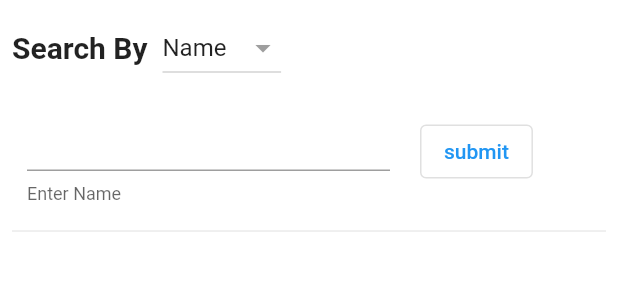
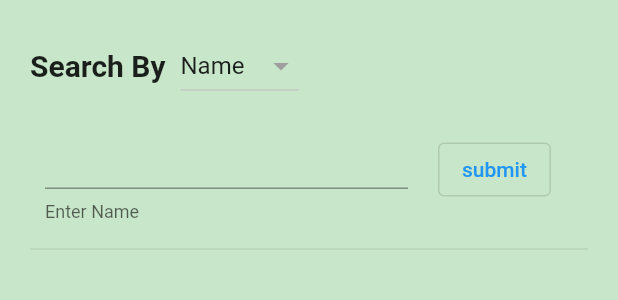
Before and after one commit to gaurav1903/PlacementCell, a Flutter app: the SearchPage widget shown alone on an empty page, opened directly, on a phone screen of 412 x 824 dp. Shown: the top 300 px of the screen. Run offline on Flutter 3.47's test engine with Material 2 defaults, Android fonts, the light colour scheme and no system bars; our stand-ins replace cloud_firestore, file_picker, firebase_auth, firebase_core, firebase_storage, image_picker and 1 more; missing offline and left inert: email_auth, syncfusion_flutter_pdf, syncfusion_flutter_pdfviewer; accounts and stored records are empty; network calls fail.

Commit message:
corrected single user page + changes in search page for officials

```diff
--- a/lib/screens/SearchPage.dart
+++ b/lib/screens/SearchPage.dart
@@ -66,6 +66,27 @@ class _SearchPageState extends State<SearchPage> {
           Userdata.setpartialdata(temp);
           data = Userdata.l;
         });
+      else
+
+      ///recruitrer
+      {
+        await FirebaseFirestore.instance
+            .collection("users")
+            .where("role", isNotEqualTo: "Recruiter")
+            .get()
+            .then((val) {
+          var z = val.docs;
+          List temp = [];
+          z.forEach((element) {
+            Map<String, dynamic> m = element.data() as Map<String, dynamic>;
+            if (m.containsKey("batch") || m.containsKey("company"))
+              temp.add(element.data());
+          });
+          Userdata.setl(temp);
+          Userdata.setpartialdata(temp);
+          data = Userdata.l;
+        });
+      }
     }
     log(data.length.toString() + "data len on search page");
     // return await FirebaseFirestore.instance.collection('users').get();
@@ -80,8 +101,10 @@ class _SearchPageState extends State<SearchPage> {
           if (snap.connectionState == ConnectionState.waiting)
             return Center(child: CircularProgressIndicator());
           log("data" + data.toString());
-          return Padding(
-            padding: const EdgeInsets.all(8.0),
+          return Container(
+            padding: EdgeInsets.all(20),
+            // margin: EdgeInsets.all(10),
+            color: Colors.green.shade100,
             child: Column(
               children: [
                 Row(children: [
@@ -325,7 +348,8 @@ class _SearchPageState extends State<SearchPage> {
                           ),
                           SizedBox(
                             height: 2,
-                          )
+                          ),
+                          Divider()
                         ],
                       );
                     },
--- a/lib/screens/SingleUser.dart
+++ b/lib/screens/SingleUser.dart
@@ -25,8 +25,9 @@ class SingleUser extends StatelessWidget {
               children: [
                 Container(
                   decoration: BoxDecoration(
-                      border: Border.all(color: Colors.black, width: 5),
-                      borderRadius: BorderRadius.circular(70)),
+                    border: Border.all(color: Colors.black, width: 5),
+                    borderRadius: BorderRadius.circular(75),
+                  ),
                   child: CircleAvatar(
                     backgroundColor: Colors.grey,
                     minRadius: 70,
```
Also changed, not shown: lib/widgets/Snackbar.dart (deleted, +0 -12 lines).
